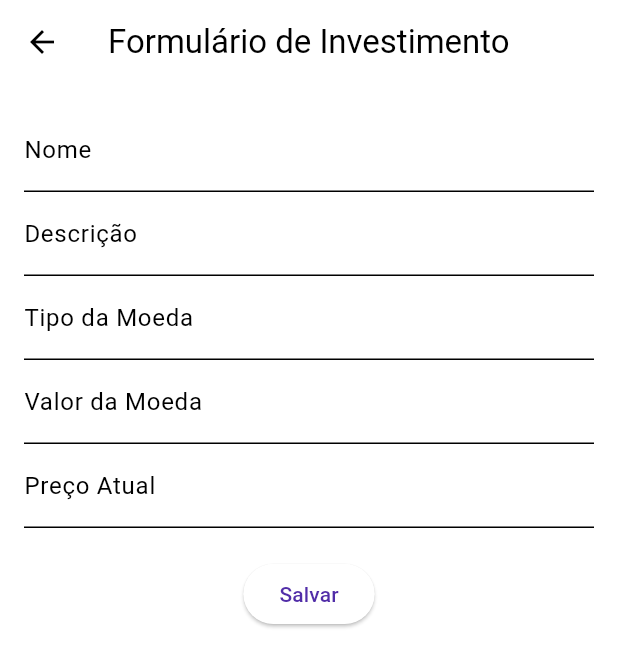
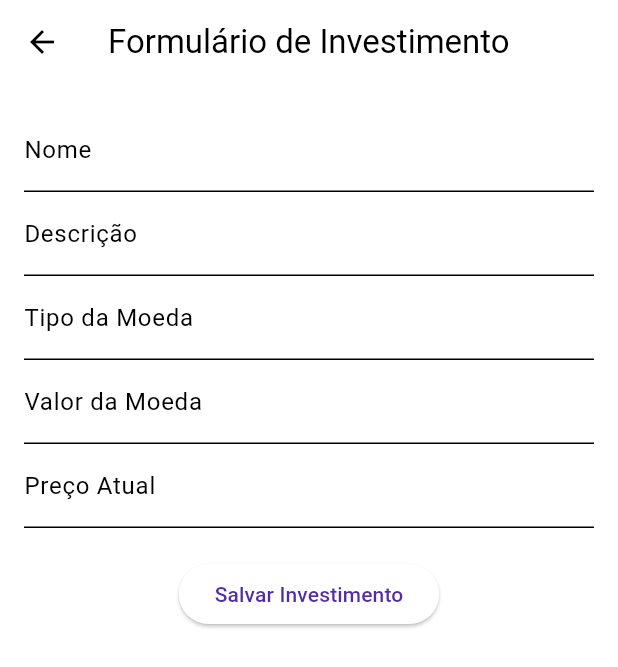
Before and after one commit to LucianoZimmermann/banco, a Flutter app: the screen it shows after launch, after a tap on the "add" icon, on a phone screen of 412 x 824 dp. Shown: the top 667 px of the screen. Run offline on Flutter 3.47's test engine with Material 3 defaults, Android fonts, the phone set to English and light mode, and no system bars; our stand-ins replace cloud_firestore, firebase_core; accounts and stored records are empty.

Commit message:
Mostrando investimentos em tela

```diff
--- a/lib/entity/Investimento.dart
+++ b/lib/entity/Investimento.dart
@@ -1,21 +1,19 @@
 // Classe que representa um investimento
 class Investimento {
-  // Propriedades do investimento
-  String id; // Identificador único do investimento
-  String nome; // Nome do investimento
-  String descricao; // Descrição do investimento
-  String tipoMoeda; // Tipo da moeda do investimento (ex: "USD", "BRL")
-  double valorMoeda; // Valor da moeda investida
-  double precoAtual; // Preço atual do ativo
+  final String id;
+  final String nome;
+  final String descricao;
+  final double precoAtual;
+  final String tipoMoeda;
+  final double valorMoeda;
 
-  // Construtor da classe, que inicializa as propriedades do investimento
   Investimento({
-    required this.id, // ID do investimento (obrigatório)
-    required this.nome, // Nome do investimento (obrigatório)
-    required this.descricao, // Descrição do investimento (obrigatório)
-    required this.tipoMoeda, // Tipo da moeda (obrigatório)
-    required this.valorMoeda, // Valor da moeda (obrigatório)
-    required this.precoAtual, // Preço atual (obrigatório)
+    required this.id,
+    required this.nome,
+    required this.descricao,
+    required this.precoAtual,
+    required this.tipoMoeda,
+    required this.valorMoeda,
   });
 
   // Método que converte o objeto Investimento em um mapa para armazenamento no Firestore
@@ -31,14 +29,14 @@ class Investimento {
   }
 
   // Método de fábrica que cria uma instância de Investimento a partir de um mapa
-  factory Investimento.fromMap(Map<String, dynamic> map, String id) {
+  factory Investimento.fromFirestore(Map<String, dynamic> data) {
     return Investimento(
-      id: id, // Passa o ID recebido
-      nome: map['nome'], // Obtém o nome do mapa
-      descricao: map['descricao'], // Obtém a descrição do mapa
-      tipoMoeda: map['tipoMoeda'], // Obtém o tipo da moeda do mapa
-      valorMoeda: map['valorMoeda'], // Obtém o valor da moeda do mapa
-      precoAtual: map['precoAtual'], // Obtém o preço atual do mapa
+      id: data['id'] ?? '',
+      nome: data['nome'] ?? '',
+      descricao: data['descricao'] ?? '',
+      precoAtual: (data['precoAtual'] ?? 0).toDouble(),
+      tipoMoeda: data['tipoMoeda'] ?? '',
+      valorMoeda: (data['valorMoeda'] ?? 0).toDouble(),
     );
   }
 }
--- a/lib/main.dart
+++ b/lib/main.dart
@@ -85,47 +85,63 @@ class _InvestimentoListScreenState extends State<InvestimentoListScreen> {
         title: const Text('Controle de Investimentos'), // Título da AppBar
       ),
       body: StreamBuilder<List<Investimento>>(
-        stream: _service.getInvestimentos(), // Obtém a lista de investimentos em tempo real
+        stream: _service.getInvestimentos(), // seu método Stream para obter os dados
         builder: (context, snapshot) {
-          // Verifica o estado da conexão
           if (snapshot.connectionState == ConnectionState.waiting) {
-            return const Center(child: CircularProgressIndicator()); // Mostra indicador de carregamento
+            return const Center(child: CircularProgressIndicator());
           }
           if (snapshot.hasError) {
-            return const Center(child: Text('Erro ao carregar dados')); // Exibe mensagem de erro
+            return Center(
+              child: Text('Erro ao carregar dados: ${snapshot.error}'), // Exibe mensagem de erro caso tenha
+            );
           }
-          final investimentos = snapshot.data ?? []; // Obtém os investimentos ou uma lista vazia
+          if (snapshot.hasData) {
+            final investimentos = snapshot.data!;
             return ListView.builder(
-            itemCount: investimentos.length, // Define o número de itens na lista
+              itemCount: investimentos.length,
               itemBuilder: (context, index) {
-              final investimento = investimentos[index]; // Obtém o investimento atual
-              return ListTile(
-                title: Text(investimento.nome), // Exibe o nome do investimento
-                subtitle: Column(
+                final investimento = investimentos[index];
+                return Card(
+                  margin: const EdgeInsets.all(8.0),
+                  elevation: 4,
+                  child: Padding(
+                    padding: const EdgeInsets.all(16.0),
+                    child: Column(
                       crossAxisAlignment: CrossAxisAlignment.start,
                       children: [
-                    Text(investimento.descricao), // Exibe a descrição do investimento
-                    Text('Tipo da Moeda: ${investimento.tipoMoeda}'), // Exibe o tipo da moeda
-                    Text('Valor da Moeda: ${investimento.valorMoeda}'), // Exibe o valor da moeda
-                    Text('Preço Atual: ${investimento.precoAtual}'), // Exibe o preço atual
+                        Text(
+                          investimento.nome,
+                          style: const TextStyle(fontSize: 18, fontWeight: FontWeight.bold),
+                        ),
+                        const SizedBox(height: 8),
+                        Text(investimento.descricao, style: const TextStyle(fontSize: 16)),
+                        const SizedBox(height: 8),
+                        Text('Tipo da Moeda: ${investimento.tipoMoeda}'),
+                        Text('Valor da Moeda: ${investimento.valorMoeda}'),
+                        Text('Preço Atual: ${investimento.precoAtual}'),
+                        const SizedBox(height: 16),
+                        Row(
+                          mainAxisAlignment: MainAxisAlignment.end,
+                          children: [
+                            IconButton(
+                              icon: const Icon(Icons.edit),
+                              onPressed: () => _editInvestimento(investimento),
+                            ),
+                            IconButton(
+                              icon: const Icon(Icons.delete),
+                              onPressed: () => _deleteInvestimento(investimento.id),
+                            ),
                           ],
                         ),
-                trailing: Row(
-                  mainAxisSize: MainAxisSize.min,
-                  children: [
-                    IconButton(
-                      icon: const Icon(Icons.edit), // Ícone de editar
-                      onPressed: () => _editInvestimento(investimento), // Chama o método de edição
+                      ],
                     ),
-                    IconButton(
-                      icon: const Icon(Icons.delete), // Ícone de excluir
-                      onPressed: () => _deleteInvestimento(investimento.id), // Chama o método de exclusão
-                    ),
-                  ],
                   ),
                 );
               },
             );
+          } else {
+            return const Center(child: Text('Nenhum dado encontrado.'));
+          }
         },
       ),
       floatingActionButton: FloatingActionButton(
@@ -171,13 +187,22 @@ class _InvestimentoFormScreenState extends State<InvestimentoFormScreen> {
 
   // Método para salvar o investimento
   void _saveInvestimento() {
-    if (_formKey.currentState!.validate()) { // Valida o formulário
+    if (_formKey.currentState!.validate()) {
+      try {
         final nome = _nomeController.text;
         final descricao = _descricaoController.text;
         final tipoMoeda = _tipoMoedaController.text;
-      final valorMoeda = double.parse(_valorMoedaController.text); // Converte o valor da moeda para double
-      final precoAtual = double.parse(_precoAtualController.text); // Converte o preço atual para double
-      final id = widget.investimento?.id ?? DateTime.now().toString(); // Usa o ID existente ou gera um novo
+        final valorMoeda = double.tryParse(_valorMoedaController.text) ?? 0.0;
+        final precoAtual = double.tryParse(_precoAtualController.text) ?? 0.0;
+
+        if (valorMoeda <= 0 || precoAtual <= 0) {
+          ScaffoldMessenger.of(context).showSnackBar(
+            const SnackBar(content: Text('Valores devem ser positivos')),
+          );
+          return;
+        }
+
+        final id = widget.investimento?.id ?? DateTime.now().toString();
         final investimento = Investimento(
           id: id,
           nome: nome,
@@ -187,9 +212,13 @@ class _InvestimentoFormScreenState extends State<InvestimentoFormScreen> {
           precoAtual: precoAtual,
         );
 
-      // Adiciona ou atualiza o investimento no serviço
         _service.saveInvestimento(investimento);
-      Navigator.pop(context); // Retorna à tela anterior
+        Navigator.pop(context);
+      } catch (e) {
+        ScaffoldMessenger.of(context).showSnackBar(
+          SnackBar(content: Text('Erro ao salvar: $e')),
+        );
+      }
     }
   }
 
@@ -220,20 +249,20 @@ class _InvestimentoFormScreenState extends State<InvestimentoFormScreen> {
               ),
               TextFormField(
                 controller: _valorMoedaController,
+                keyboardType: TextInputType.number,
                 decoration: const InputDecoration(labelText: 'Valor da Moeda'),
-                keyboardType: TextInputType.number,
                 validator: (value) => value!.isEmpty ? 'Informe o valor da moeda' : null,
               ),
               TextFormField(
                 controller: _precoAtualController,
+                keyboardType: TextInputType.number,
                 decoration: const InputDecoration(labelText: 'Preço Atual'),
-                keyboardType: TextInputType.number,
                 validator: (value) => value!.isEmpty ? 'Informe o preço atual' : null,
               ),
-              const SizedBox(height: 20), // Espaço entre os campos e o botão
+              const SizedBox(height: 20),
               ElevatedButton(
-                onPressed: _saveInvestimento, // Chama o método para salvar o investimento
-                child: const Text('Salvar'), // Texto do botão
+                onPressed: _saveInvestimento,
+                child: const Text('Salvar Investimento'),
               ),
             ],
           ),
--- a/lib/service/InvestimentoService.dart
+++ b/lib/service/InvestimentoService.dart
@@ -2,6 +2,7 @@ import 'package:cloud_firestore/cloud_firestore.dart';
 import '../../entity/Investimento.dart';
 
 class InvestimentoService {
+  final FirebaseFirestore _firestore = FirebaseFirestore.instance;
   final CollectionReference collection = FirebaseFirestore.instance.collection('investimentos');
 
   // Método para adicionar um novo investimento ao Firestore
@@ -11,8 +12,14 @@ class InvestimentoService {
 
   // Método que retorna um Stream de uma lista de investimentos
   Stream<List<Investimento>> getInvestimentos() {
-    return collection.snapshots().map((snapshot) =>
-        snapshot.docs.map((doc) => Investimento.fromMap(doc.data() as Map<String, dynamic>, doc.id)).toList());
+    return FirebaseFirestore.instance
+        .collection('investimentos') // Substitua pelo nome da sua coleção
+        .snapshots()
+        .map((querySnapshot) {
+      return querySnapshot.docs.map((doc) {
+        return Investimento.fromFirestore(doc.data() as Map<String, dynamic>);
+      }).toList();
+    });
   }
 
   // Método para atualizar um investimento existente no Firestore
@@ -29,13 +36,20 @@ class InvestimentoService {
   Future<void> saveInvestimento(Investimento investimento) async {
     try {
       if (investimento.id.isEmpty) {
-        await collection.add(investimento.toMap());
+        throw ArgumentError('ID do investimento não pode estar vazio.');
+      }
+
+      final doc = collection.doc(investimento.id);
+      final exists = (await doc.get()).exists;
+
+      if (exists) {
+        await doc.update(investimento.toMap());
       } else {
-        await collection.doc(investimento.id).update(investimento.toMap());
+        await doc.set(investimento.toMap());
       }
     } catch (e) {
-      print('Erro ao salvar investimento: $e');
-      // Exibir mensagem de erro para o usuário
+      throw Exception('Erro ao salvar investimento: $e');
     }
   }
+
 }
```
Lines whose indentation alone changed are shown as unchanged.
